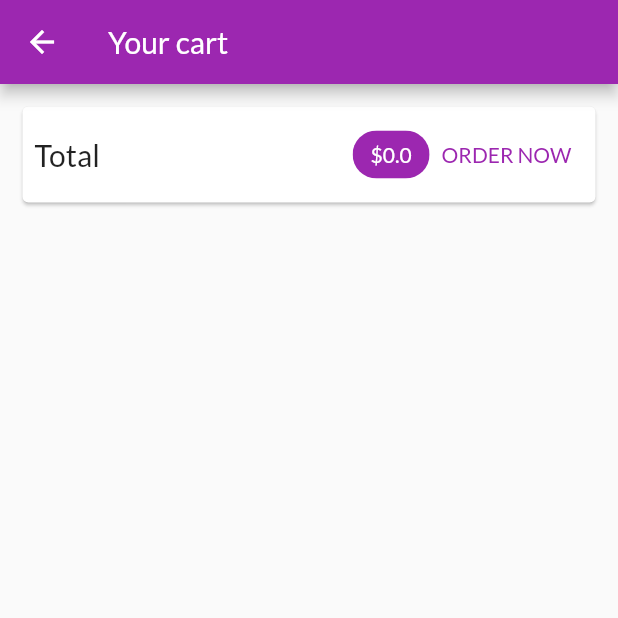
After one commit to devopsengineering06/flutter_myshop_app, a Flutter app: the CartScreen screen opened by its route, on a phone screen of 412 x 824 dp, the top half of it. The commit adds this screen. Run offline on Flutter 3.47's test engine with Material 2 defaults, Android fonts, the phone set to English and light mode, and no system bars; network calls fail.

Commit message:
Working on the Shopping Cart & Displaying a Total

```diff
--- a/lib/main.dart
+++ b/lib/main.dart
@@ -1,6 +1,7 @@
 import 'package:flutter/material.dart';
 import 'package:provider/provider.dart';
 
+import '../screens/cart_screen.dart';
 import './providers/cart.dart';
 import '../providers/products.dart';
 import '../screens/product_detail_screen.dart';
@@ -32,6 +33,7 @@ class MyApp extends StatelessWidget {
         home: const ProductsOverviewScreen(),
         routes: {
           ProductDetailScreen.routeName: (ctx) => const ProductDetailScreen(),
+          CartScreen.routeName: (ctx) => const CartScreen(),
         },
       ),
     );
--- a/lib/providers/cart.dart
+++ b/lib/providers/cart.dart
@@ -22,6 +22,15 @@ class Cart with ChangeNotifier {
 
   int get itemCount {
     return _items.length;
+  }
+
+  double get totalAmount {
+    var total = 0.0;
+    _items.forEach((key, cartItem) {
+      total += cartItem.price * cartItem.quantity;
+    });
+
+    return total;
   }
 
   void addItem(String productId, double price, String title) {
--- /dev/null
+++ b/lib/screens/cart_screen.dart
@@ -0,0 +1,52 @@
+import 'package:flutter/material.dart';
+import 'package:provider/provider.dart';
+
+import '../providers/cart.dart';
+
+class CartScreen extends StatelessWidget {
+  const CartScreen({super.key});
+
+  static const routeName = '/cart';
+
+  @override
+  Widget build(BuildContext context) {
+    final cart = Provider.of<Cart>(context);
+
+    return Scaffold(
+      appBar: AppBar(
+        title: const Text(
+          'Your cart',
+        ),
+      ),
+      body: Column(
+        children: <Widget>[
+          Card(
+            margin: const EdgeInsets.all(15),
+            child: Padding(
+              padding: const EdgeInsets.all(8.0),
+              child: Row(
+                mainAxisAlignment: MainAxisAlignment.spaceBetween,
+                children: <Widget>[
+                  const Text('Total', style: TextStyle(fontSize: 20)),
+                  const Spacer(),
+                  Chip(
+                    label: Text(
+                      '\$${cart.totalAmount}',
+                      style: TextStyle(
+                          color: Theme.of(context)
+                              .primaryTextTheme
+                              .titleMedium
+                              ?.color),
+                    ),
+                    backgroundColor: Theme.of(context).colorScheme.primary,
+                  ),
+                  TextButton(onPressed: () {}, child: const Text('ORDER NOW'))
+                ],
+              ),
+            ),
+          ),
+        ],
+      ),
+    );
+  }
+}
--- a/lib/screens/products_overview_screen.dart
+++ b/lib/screens/products_overview_screen.dart
@@ -1,4 +1,5 @@
 import 'package:flutter/material.dart';
+import 'package:flutter_myshop_app/screens/cart_screen.dart';
 import 'package:provider/provider.dart';
 // import 'package:provider/provider.dart';
 
@@ -59,7 +60,9 @@ class _ProductsOverviewScreenState extends State<ProductsOverviewScreen> {
               child: ch!,
             ),
             child: IconButton(
-              onPressed: () {},
+              onPressed: () {
+                Navigator.of(context).pushNamed(CartScreen.routeName);
+              },
               icon: const Icon(
                 Icons.shopping_cart,
               ),
```
